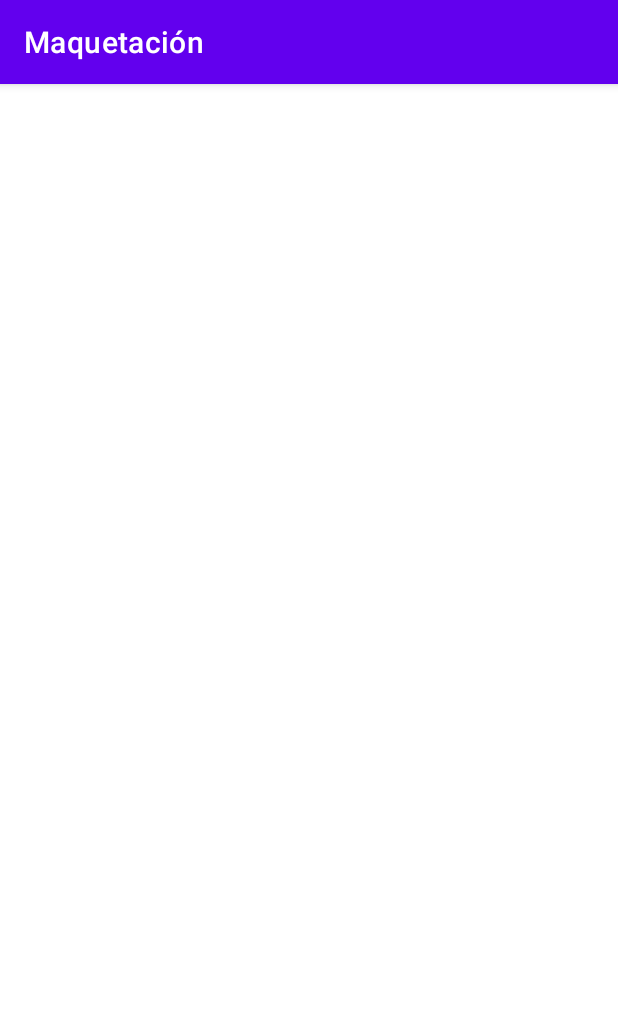
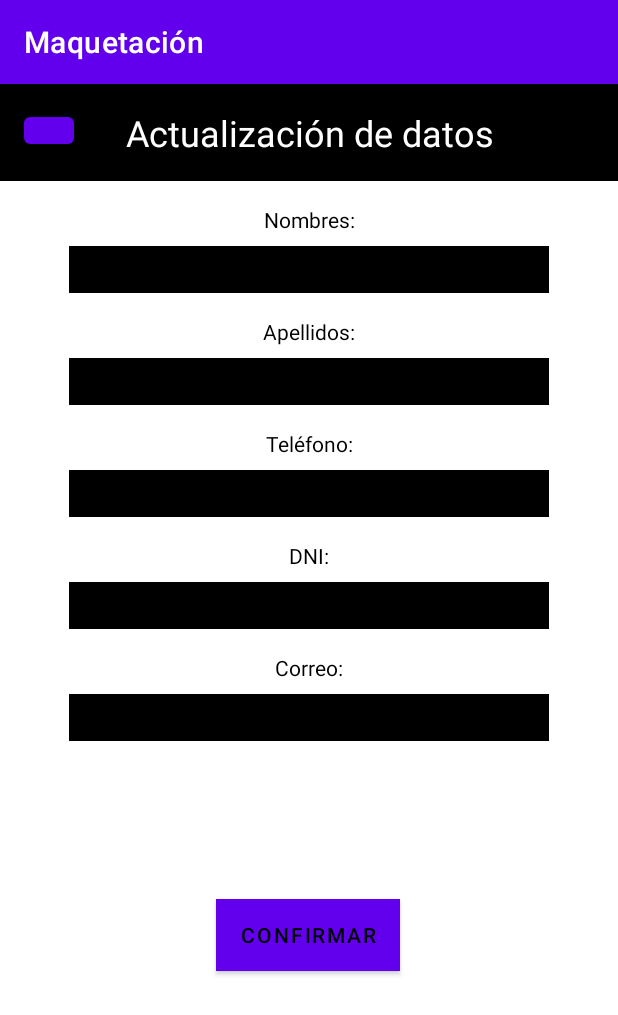
Before and after one commit to diegobejardelaguila/marcar-asistencia, an Android app: the MainActivity3 screen opened directly, with no data from a screen before it, on a phone screen of 412 x 824 dp. Shown: the top 1015 px of the screen. Run offline under Robolectric (Android 15) with nearby library versions, the phone set to English and light mode, and no system bars.

Commit message:
activity 3

```diff
--- a/app/src/main/res/layout/activity_main3.xml
+++ b/app/src/main/res/layout/activity_main3.xml
@@ -4,6 +4,159 @@
     xmlns:tools="http://schemas.android.com/tools"
     android:layout_width="match_parent"
     android:layout_height="match_parent"
+    android:background="#FFFFFF"
     tools:context=".MainActivity3">
 
+    <TextView
+        android:id="@+id/tvHeader"
+        android:layout_width="match_parent"
+        android:layout_height="wrap_content"
+        android:text="Actualización de datos"
+        android:background="#000000"
+        android:textSize="24sp"
+        android:textColor="#FFFF"
+        android:textAlignment="center"
+        android:padding="16dp"
+        app:layout_constraintTop_toTopOf="parent" />
+
+    <TextView
+        android:id="@+id/tvNombres"
+        android:layout_width="wrap_content"
+        android:layout_height="wrap_content"
+        android:text="Nombres:"
+        android:textColor="#000000"
+        app:layout_constraintTop_toBottomOf="@+id/tvHeader"
+        app:layout_constraintStart_toStartOf="@+id/tvHeader"
+        app:layout_constraintEnd_toEndOf="@+id/tvHeader"
+        android:layout_marginTop="16dp" />
+
+    <EditText
+        android:id="@+id/etNombres"
+        android:layout_width="320dp"
+        android:layout_height="31dp"
+        android:layout_marginTop="8dp"
+        android:background="#000000"
+        android:inputType="text"
+        android:textColor="#000000"
+        app:layout_constraintEnd_toEndOf="@+id/tvNombres"
+        app:layout_constraintStart_toStartOf="@+id/tvNombres"
+        app:layout_constraintTop_toBottomOf="@+id/tvNombres" />
+
+    <TextView
+        android:id="@+id/tvApellidos"
+        android:layout_width="wrap_content"
+        android:layout_height="wrap_content"
+        android:text="Apellidos:"
+        android:textColor="#000000"
+        app:layout_constraintTop_toBottomOf="@+id/etNombres"
+        app:layout_constraintStart_toStartOf="@+id/tvNombres"
+        app:layout_constraintEnd_toEndOf="@+id/tvNombres"
+        android:layout_marginTop="16dp" />
+
+    <EditText
+        android:id="@+id/etApellidos"
+        android:layout_width="320dp"
+        android:layout_height="31dp"
+        android:inputType="text"
+        android:textColor="#000000"
+        android:background="#000000"
+        app:layout_constraintTop_toBottomOf="@+id/tvApellidos"
+        app:layout_constraintStart_toStartOf="@+id/tvApellidos"
+        app:layout_constraintEnd_toEndOf="@+id/tvApellidos"
+        android:layout_marginTop="8dp" />
+
+    <TextView
+        android:id="@+id/tvTelefono"
+        android:layout_width="wrap_content"
+        android:layout_height="wrap_content"
+        android:text="Teléfono:"
+        android:textColor="#000000"
+        app:layout_constraintTop_toBottomOf="@+id/etApellidos"
+        app:layout_constraintStart_toStartOf="@+id/tvApellidos"
+        app:layout_constraintEnd_toEndOf="@+id/tvApellidos"
+        android:layout_marginTop="16dp" />
+
+    <EditText
+        android:id="@+id/etTelefono"
+        android:layout_width="320dp"
+        android:layout_height="31dp"
+        android:inputType="phone"
+        android:textColor="#000000"
+        android:background="#000000"
+        app:layout_constraintTop_toBottomOf="@+id/tvTelefono"
+        app:layout_constraintStart_toStartOf="@+id/tvTelefono"
+        app:layout_constraintEnd_toEndOf="@+id/tvTelefono"
+        android:layout_marginTop="8dp" />
+
+    <TextView
+        android:id="@+id/tvDNI"
+        android:layout_width="wrap_content"
+        android:layout_height="wrap_content"
+        android:text="DNI:"
+        android:textColor="#000000"
+        app:layout_constraintTop_toBottomOf="@+id/etTelefono"
+        app:layout_constraintStart_toStartOf="@+id/tvTelefono"
+        app:layout_constraintEnd_toEndOf="@+id/tvTelefono"
+        android:layout_marginTop="16dp" />
+
+    <EditText
+        android:id="@+id/etDNI"
+        android:layout_width="320dp"
+        android:layout_height="31dp"
+        android:inputType="number"
+        android:textColor="#000000"
+        android:background="#000000"
+        app:layout_constraintTop_toBottomOf="@+id/tvDNI"
+        app:layout_constraintStart_toStartOf="@+id/tvDNI"
+        app:layout_constraintEnd_toEndOf="@+id/tvDNI"
+        android:layout_marginTop="8dp" />
+
+    <TextView
+        android:id="@+id/tvCorreo"
+        android:layout_width="wrap_content"
+        android:layout_height="wrap_content"
+        android:text="Correo:"
+        android:textColor="#000000"
+        app:layout_constraintTop_toBottomOf="@+id/etDNI"
+        app:layout_constraintStart_toStartOf="@+id/tvDNI"
+        app:layout_constraintEnd_toEndOf="@+id/tvDNI"
+        android:layout_marginTop="16dp" />
+
+    <EditText
+        android:id="@+id/etCorreo"
+        android:layout_width="320dp"
+        android:layout_height="31dp"
+        android:inputType="textEmailAddress"
+        android:textColor="#000000"
+        android:background="#000000"
+        app:layout_constraintTop_toBottomOf="@+id/tvCorreo"
+        app:layout_constraintStart_toStartOf="@+id/tvCorreo"
+        app:layout_constraintEnd_toEndOf="@+id/tvCorreo"
+        android:layout_marginTop="8dp" />
+
+    <Button
+        android:id="@+id/btnConfirmar"
+        android:layout_width="wrap_content"
+        android:layout_height="wrap_content"
+        android:layout_marginTop="16dp"
+        android:background="#FFFFFF"
+        android:text="Confirmar"
+        android:textColor="#000000"
+        app:layout_constraintBottom_toBottomOf="parent"
+        app:layout_constraintEnd_toEndOf="parent"
+        app:layout_constraintHorizontal_bias="0.498"
+        app:layout_constraintStart_toStartOf="parent"
+        app:layout_constraintTop_toBottomOf="@+id/etCorreo"
+        app:layout_constraintVertical_bias="0.337" />
+
+    <Button
+        android:id="@+id/button"
+        android:layout_width="33dp"
+        android:layout_height="30dp"
+        android:layout_marginStart="16dp"
+        android:layout_marginTop="16dp"
+        android:text="Button"
+        app:layout_constraintStart_toStartOf="parent"
+        app:layout_constraintTop_toTopOf="parent" />
+
 </androidx.constraintlayout.widget.ConstraintLayout>
```
